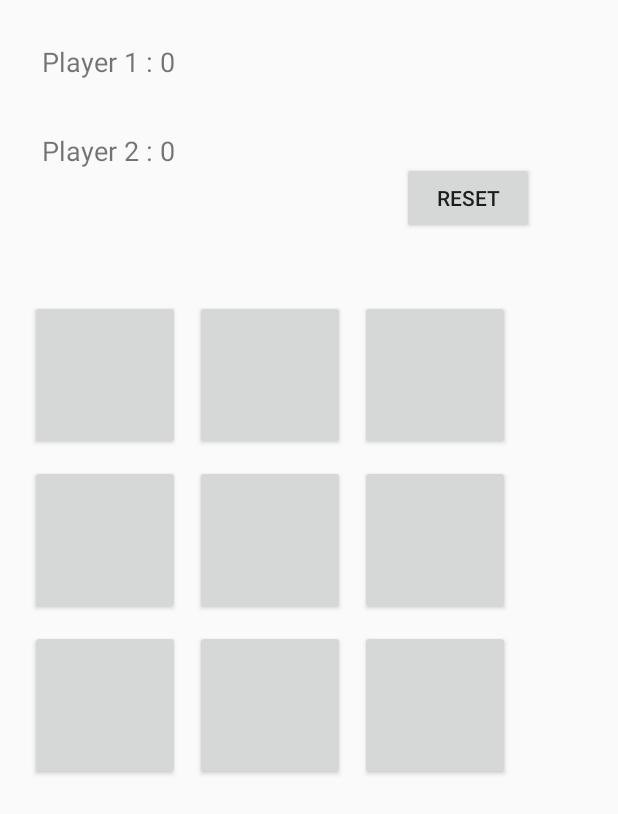
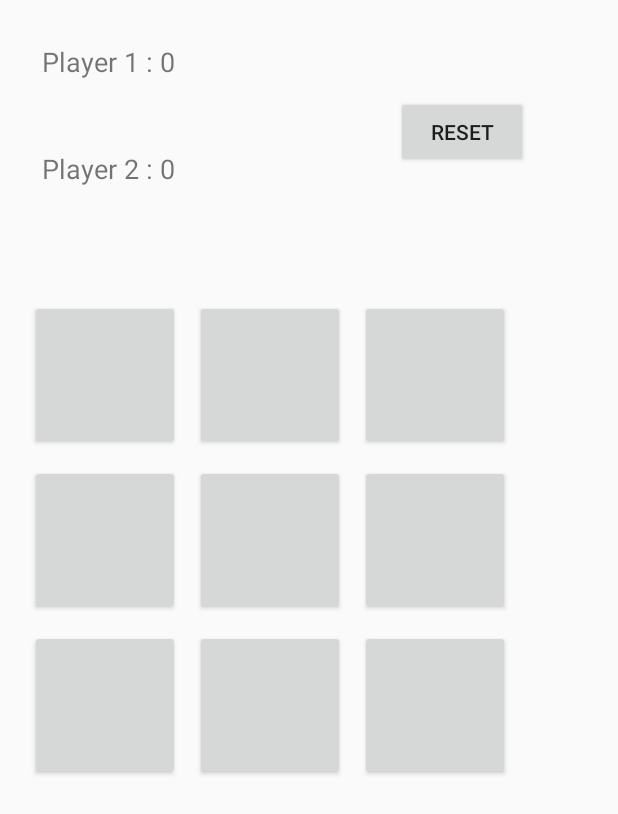
Before and after one commit to AnkitVerma8584/TicTacToe, an Android app: the layout activity_main.xml on its own in the app's theme, with its tools: preview values and no code run, on a phone screen of 412 x 824 dp. Shown: the top 814 px of the screen. Run offline under Robolectric (Android 15) with nearby library versions, the phone set to English and light mode, and no system bars.

Commit message:
Bugs Fixed. Errors and warnings removed. Smooth working.

```diff
--- a/app/src/main/res/layout/activity_main.xml
+++ b/app/src/main/res/layout/activity_main.xml
@@ -121,7 +121,7 @@
         android:layout_width="200dp"
         android:layout_height="50dp"
         android:layout_marginStart="28dp"
-        android:layout_marginTop="88dp"
+        android:layout_marginTop="100dp"
         android:text="Player 2 : 0"
         android:textSize="18sp"
         app:layout_constraintStart_toStartOf="parent"
@@ -131,8 +131,8 @@
         android:id="@+id/reset"
         android:layout_width="wrap_content"
         android:layout_height="wrap_content"
-        android:layout_marginStart="268dp"
-        android:layout_marginTop="108dp"
+        android:layout_marginStart="264dp"
+        android:layout_marginTop="64dp"
         android:text="Reset"
         app:layout_constraintStart_toStartOf="parent"
         app:layout_constraintTop_toTopOf="parent" />
```
Also changed, not shown: app/src/main/java/com/example/tictac/MainActivity.java (+5 -4 lines).
